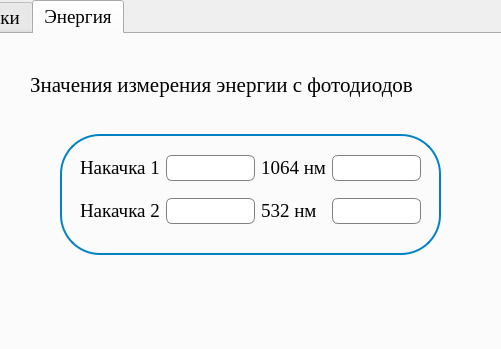
yurchest/laserResourceCpp, file src/control_laser.ui: the form before one commit; both pictures show x 252 to 753 and y 0 to 349 of the 1000 by 600 pixel window.
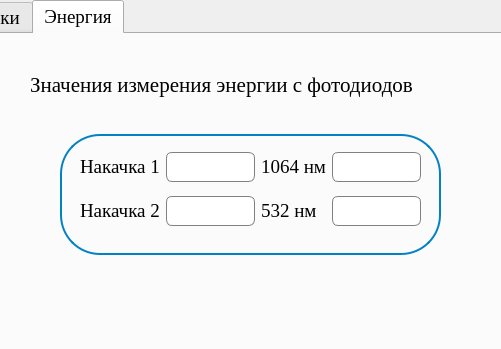
The form after the commit. The open tabs and pages were chosen to show the change. Icons and pictures are not drawn.

```diff
--- a/src/control_laser.ui
+++ b/src/control_laser.ui
@@ -3106,6 +3106,12 @@
           <property name="enabled">
            <bool>true</bool>
           </property>
+          <property name="minimumSize">
+           <size>
+            <width>0</width>
+            <height>30</height>
+           </size>
+          </property>
           <property name="font">
            <font>
             <family>Georgia</family>
@@ -3148,6 +3154,12 @@
           <property name="enabled">
            <bool>true</bool>
           </property>
+          <property name="minimumSize">
+           <size>
+            <width>0</width>
+            <height>30</height>
+           </size>
+          </property>
           <property name="font">
            <font>
             <family>Georgia</family>
@@ -3183,7 +3195,7 @@
           <property name="minimumSize">
            <size>
             <width>0</width>
-            <height>0</height>
+            <height>30</height>
            </size>
           </property>
           <property name="font">
@@ -3205,6 +3217,12 @@
           <property name="enabled">
            <bool>true</bool>
           </property>
+          <property name="minimumSize">
+           <size>
+            <width>0</width>
+            <height>30</height>
+           </size>
+          </property>
           <property name="font">
            <font>
             <family>Georgia</family>
```
Left out of the diff: 2 changed lines with no effect on the pictures.
